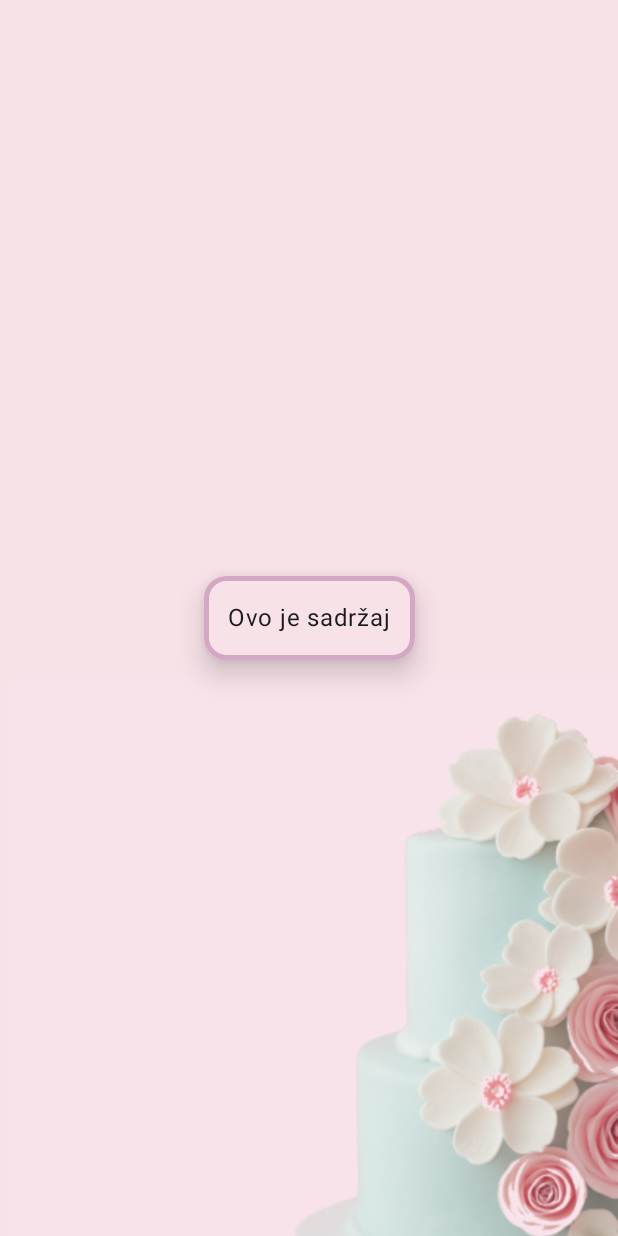
After one commit to ivanas213/Moments-to-remember, an Android app built with Jetpack Compose: the LoginActivity screen opened directly, with no data from a screen before it, on a phone screen of 412 x 824 dp. The commit adds this screen. Run offline under Robolectric (Android 15) with nearby library versions, the phone set to English and light mode, and no system bars.

Commit message:
Change some versions and add LoginActivity with the base logic for ui

```diff
--- a/app/build.gradle.kts
+++ b/app/build.gradle.kts
@@ -59,6 +59,9 @@ dependencies {
     implementation(libs.androidx.ui.graphics)
     implementation(libs.androidx.ui.tooling.preview)
     implementation(libs.androidx.material3)
+    implementation(libs.androidx.appcompat)
+    implementation(libs.material)
+    implementation(libs.androidx.activity)
     testImplementation(libs.junit)
     androidTestImplementation(libs.androidx.junit)
     androidTestImplementation(libs.androidx.espresso.core)
--- /dev/null
+++ b/app/src/main/java/com/example/trenucizapamcenje/LoginActivity.kt
@@ -0,0 +1,70 @@
+package com.example.trenucizapamcenje
+
+import android.os.Bundle
+import androidx.activity.ComponentActivity
+import androidx.activity.compose.setContent
+import androidx.activity.enableEdgeToEdge
+import androidx.compose.foundation.BorderStroke
+import androidx.compose.foundation.Image
+import androidx.compose.foundation.background
+import androidx.compose.foundation.layout.Box
+import androidx.compose.foundation.layout.fillMaxSize
+import androidx.compose.foundation.layout.padding
+import androidx.compose.foundation.shape.RoundedCornerShape
+import androidx.compose.material3.Card
+import androidx.compose.material3.CardDefaults
+import androidx.compose.material3.Scaffold
+import androidx.compose.material3.Text
+import androidx.compose.runtime.Composable
+import androidx.compose.ui.Alignment
+import androidx.compose.ui.Modifier
+import androidx.compose.ui.graphics.Color
+import androidx.compose.ui.graphics.Shape
+import androidx.compose.ui.layout.ContentScale
+import androidx.compose.ui.res.colorResource
+import androidx.compose.ui.res.painterResource
+import androidx.compose.ui.tooling.preview.Preview
+import androidx.compose.ui.unit.dp
+import com.example.trenucizapamcenje.ui.theme.TrenuciZaPamcenjeTheme
+
+class LoginActivity : ComponentActivity() {
+    override fun onCreate(savedInstanceState: Bundle?) {
+        super.onCreate(savedInstanceState)
+        enableEdgeToEdge()
+        setContent {
+            TrenuciZaPamcenjeTheme {
+                Scaffold(modifier = Modifier.fillMaxSize()) { innerPadding ->
+                    Greeting2(
+                        name = "Android",
+                        modifier = Modifier.padding(innerPadding)
+                    )
+                }
+            }
+        }
+    }
+}
+
+@Composable
+fun Greeting2(name: String, modifier: Modifier = Modifier) {
+    Box(modifier = Modifier
+        .fillMaxSize()
+        .background(Color.White)){
+        Image(painter = painterResource(id = R.drawable.logovanje_pozadina), contentDescription = null, contentScale = ContentScale.Crop, modifier = Modifier.fillMaxSize() )
+        Card(modifier = Modifier.align(Alignment.Center), shape = RoundedCornerShape(15.dp), elevation = CardDefaults.cardElevation(12.dp), border = BorderStroke(3.dp, colorResource(
+            id = R.color.pink_stroke
+        ) ), colors = CardDefaults.cardColors(containerColor = colorResource(id = R.color.pink_background))) {
+            Text(
+                text = "Ovo je sadržaj",
+                modifier = Modifier.padding(16.dp)
+            )
+        }
+    }
+}
+
+@Preview(showBackground = true)
+@Composable
+fun ShowLoginScreen() {
+    TrenuciZaPamcenjeTheme {
+        Greeting2("Android")
+    }
+}
--- a/app/src/main/java/com/example/trenucizapamcenje/MainActivity.kt
+++ b/app/src/main/java/com/example/trenucizapamcenje/MainActivity.kt
@@ -42,6 +42,6 @@ fun Greeting(name: String, modifier: Modifier = Modifier) {
 @Composable
 fun GreetingPreview() {
     TrenuciZaPamcenjeTheme {
-        Greeting("Android")
+        Greeting("I")
     }
 }
--- a/app/src/main/res/values/colors.xml
+++ b/app/src/main/res/values/colors.xml
@@ -13,4 +13,5 @@
     <color name="dark_pink_text">#561E3E</color>
     <color name="pink_button">#D28AB7</color>
     <color name="login_button_background">#D29FCB</color>
+    <color name="pink_stroke">#D4A8C4</color>
 </resources>
--- a/app/src/main/res/values/strings.xml
+++ b/app/src/main/res/values/strings.xml
@@ -1,3 +1,4 @@
 <resources>
     <string name="app_name">TrenuciZaPamcenje</string>
+    <string name="title_activity_mainnnnn">MainnnnnActivity</string>
 </resources>
```
Also changed, not shown: app/src/main/AndroidManifest.xml (+8 -0 lines), gradle/libs.versions.toml (+8 -2 lines), app/src/main/res/drawable/logovanje_pozadina.png, 1 other file.
